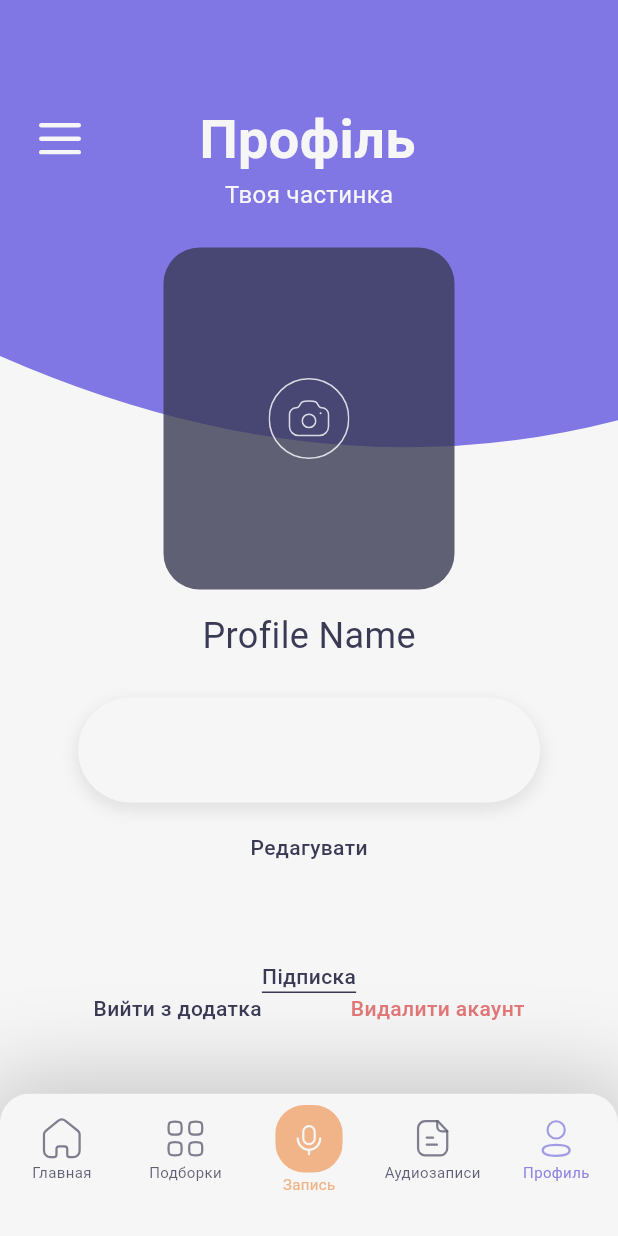
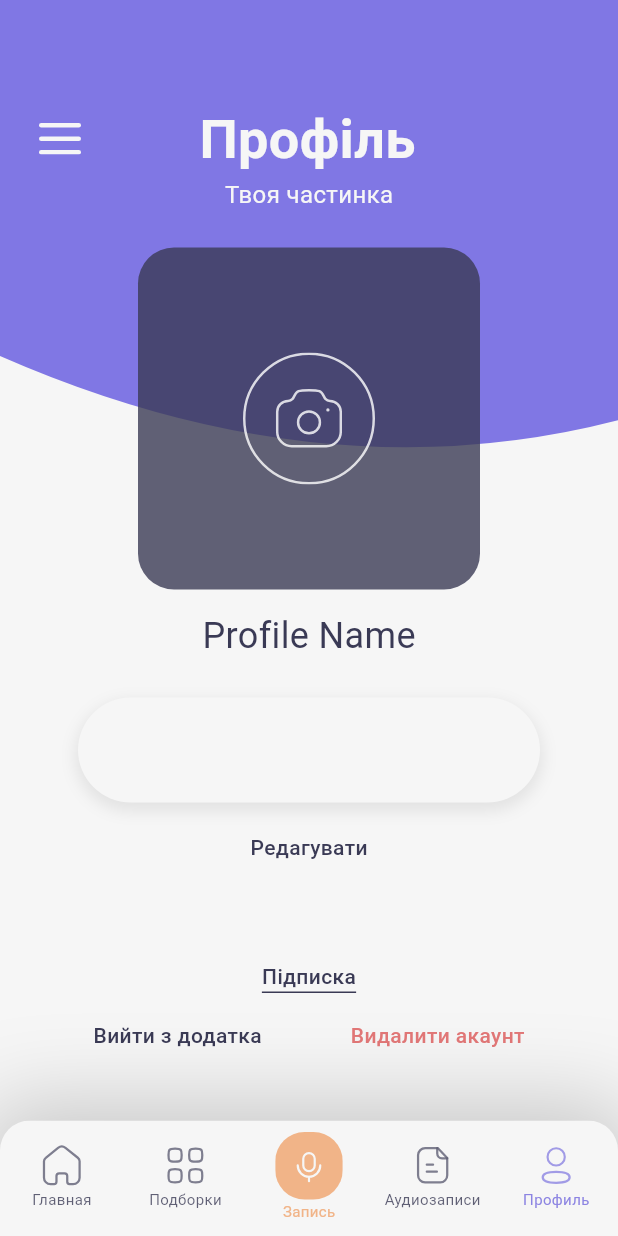
Before and after one commit to MaximDmytruk/Memory-Box, a Flutter app: the HomeScreen screen opened by its route, item 5 of the bottom bar chosen, on a phone screen of 412 x 824 dp. Run offline on Flutter 3.47's test engine with Material 3 defaults, Android fonts, the phone set to English and light mode, and no system bars; our stand-ins replace bloc, flutter_bloc, flutter_svg, freezed_annotation, gap, google_fonts and 1 more; missing offline and left inert: flutter_sound.

Commit message:
Reapir splash in PhotoContainer on Profile screen

```diff
--- a/lib/screens/profile_screen/profile_screen.dart
+++ b/lib/screens/profile_screen/profile_screen.dart
@@ -75,11 +75,7 @@ class _ProfileScreenState extends State<ProfileScreen> {
               SizedBox(
                 height: 24.0,
               ),
-              Padding(
-                padding: EdgeInsets.symmetric(
-                  horizontal: 93.0,
-                ),
-                child: Container(
+              Container(
                 padding: EdgeInsets.all(
                   70,
                 ),
@@ -92,13 +88,16 @@ class _ProfileScreenState extends State<ProfileScreen> {
                   ),
                 ),
                 child: InkWell(
-                    borderRadius: BorderRadius.all(Radius.circular(24)),
+                  borderRadius: BorderRadius.all(
+                    Radius.circular(
+                      40,
+                    ),
+                  ),
                   onTap: _photoAction,
                   child: SvgPicture.asset(
                     IconsApp.photo,
                     width: 80.0,
                     height: 80.0,
-                    ),
                   ),
                 ),
               ),
--- a/lib/widgets/navigations_bars/custom_bottom_navigation_bar/custom_bottom_navigation_bar.dart
+++ b/lib/widgets/navigations_bars/custom_bottom_navigation_bar/custom_bottom_navigation_bar.dart
@@ -7,16 +7,21 @@ import 'package:memory_box/constants/icons_app/icons_app.dart';
 class CustomBottomNavigationBar extends StatefulWidget {
   final int selectedIndex;
   final Function onSelectedTab;
-  const CustomBottomNavigationBar({super.key, required this.onSelectedTab, required this.selectedIndex,});
+  const CustomBottomNavigationBar({
+    super.key,
+    required this.onSelectedTab,
+    required this.selectedIndex,
+  });
 
   @override
-  State<CustomBottomNavigationBar> createState() => _CustomBottomNavigationBarState();
+  State<CustomBottomNavigationBar> createState() =>
+      _CustomBottomNavigationBarState();
 }
 
 class _CustomBottomNavigationBarState extends State<CustomBottomNavigationBar> {
   @override
   Widget build(BuildContext context) {
-    return  Container(
+    return Container(
       decoration: BoxDecoration(
         color: ColorsApp.transparent,
         boxShadow: [
@@ -45,10 +50,12 @@ class _CustomBottomNavigationBarState extends State<CustomBottomNavigationBar> {
           ),
         ),
         child: BottomNavigationBar(
-
+          showSelectedLabels: false,
+          showUnselectedLabels: false,
           currentIndex: widget.selectedIndex,
+          selectedLabelStyle: TextStyle(fontSize: 7),
           onTap: (index) {
-                widget.onSelectedTab (index, context);
+            widget.onSelectedTab(index, context);
           },
           backgroundColor: ColorsApp.white246,
           type: BottomNavigationBarType.fixed,
```
Lines whose indentation alone changed are shown as unchanged.
